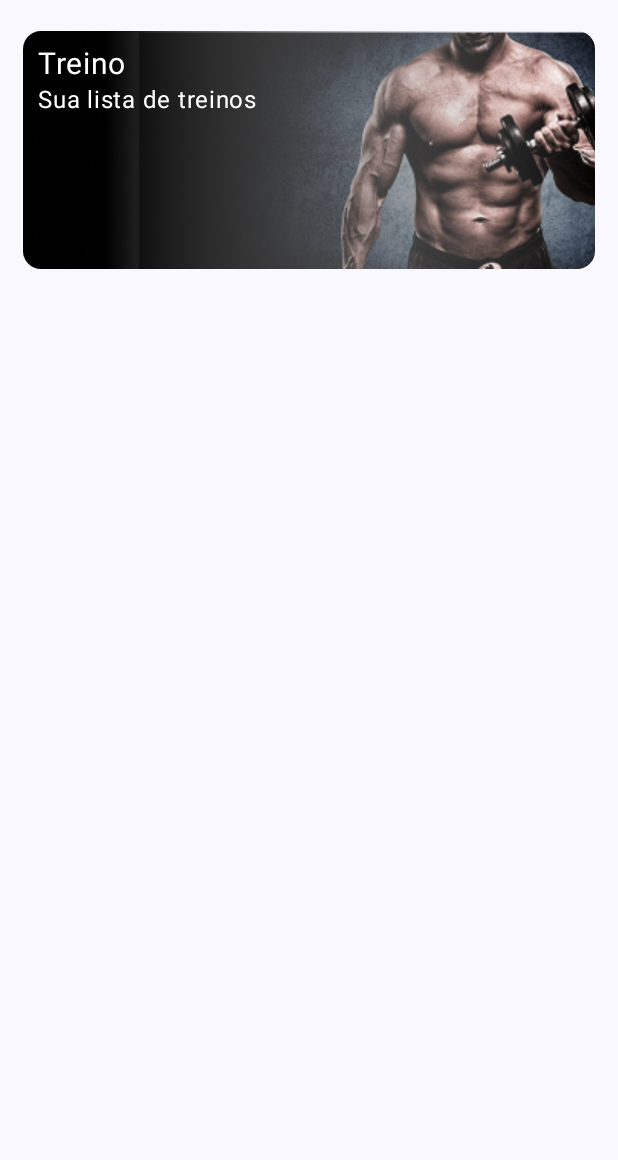
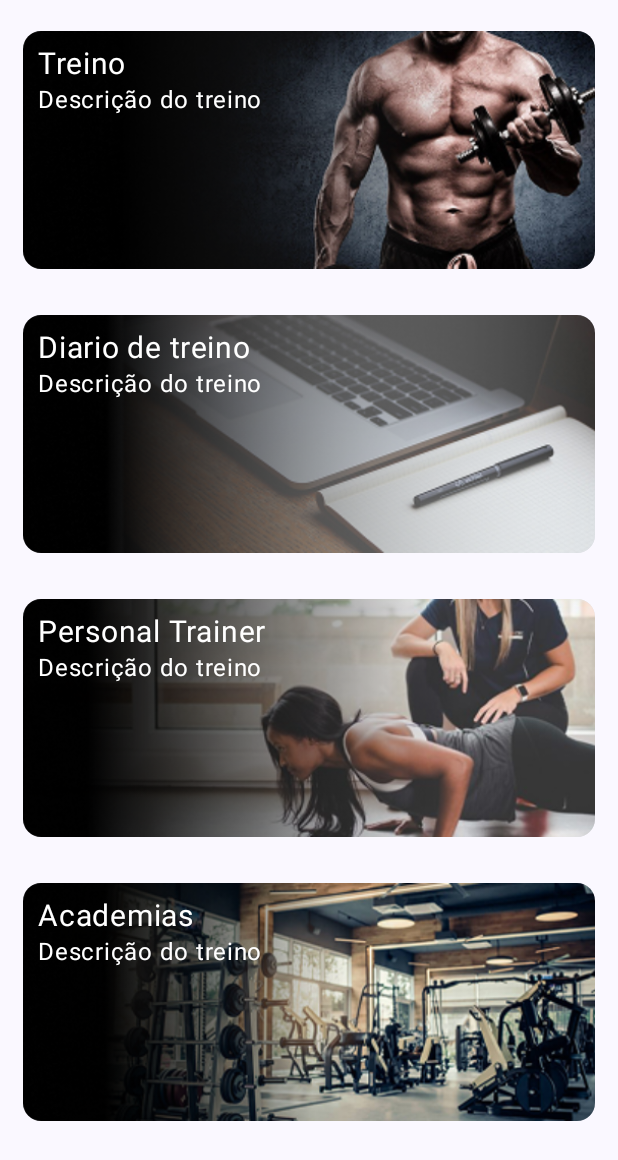
Before and after one commit to JorgeKleber/Spartan, an Android app built with Jetpack Compose: the screen it shows after launch (MainActivity), on a phone screen of 412 x 824 dp, the part 76-1236 px from its top. Run offline under Robolectric (Android 15) with nearby library versions, the phone set to English and light mode, and no system bars; our stand-ins replace Dagger/Hilt's generated code.

```diff
--- a/app/src/main/AndroidManifest.xml
+++ b/app/src/main/AndroidManifest.xml
@@ -3,6 +3,7 @@
     xmlns:tools="http://schemas.android.com/tools">
 
     <application
+        android:name=".SpartanApp"
         android:allowBackup="true"
         android:dataExtractionRules="@xml/data_extraction_rules"
         android:fullBackupContent="@xml/backup_rules"
--- /dev/null
+++ b/app/src/main/java/com/example/spartan/SpartanApp.kt
@@ -0,0 +1,8 @@
+package com.example.spartan
+
+import android.app.Application
+import dagger.hilt.android.HiltAndroidApp
+
+@HiltAndroidApp
+class SpartanApp : Application() {
+}
--- /dev/null
+++ b/app/src/main/java/com/example/spartan/ui/components/CardOption.kt
@@ -0,0 +1,73 @@
+package com.example.spartan.ui.components
+
+import androidx.compose.foundation.Image
+import androidx.compose.foundation.layout.Arrangement
+import androidx.compose.foundation.layout.Box
+import androidx.compose.foundation.layout.Column
+import androidx.compose.foundation.layout.fillMaxWidth
+import androidx.compose.foundation.layout.padding
+import androidx.compose.material3.Card
+import androidx.compose.material3.Text
+import androidx.compose.runtime.Composable
+import androidx.compose.ui.Alignment
+import androidx.compose.ui.Modifier
+import androidx.compose.ui.graphics.Color
+import androidx.compose.ui.graphics.painter.Painter
+import androidx.compose.ui.layout.ContentScale
+import androidx.compose.ui.res.painterResource
+import androidx.compose.ui.tooling.preview.Preview
+import androidx.compose.ui.unit.dp
+import androidx.compose.ui.unit.sp
+import com.example.spartan.R
+
+@Composable
+fun CardOption(
+    imageResource: Painter,
+    title: String,
+    description: String,
+    modifier: Modifier = Modifier,
+    clickEvent: () -> Unit
+) {
+    Card(
+        modifier = Modifier
+            .padding(15.dp)
+            .fillMaxWidth(),
+        onClick = clickEvent
+    ) {
+        Box {
+            Image(
+                painter = imageResource,
+                contentScale = ContentScale.Crop,
+                contentDescription = "Treino",
+                modifier = Modifier.fillMaxWidth()
+            )
+            Column(
+                verticalArrangement = Arrangement.Top,
+                horizontalAlignment = Alignment.Start
+            ) {
+                Text(
+                    title,
+                    color = Color.White,
+                    fontSize = 20.sp,
+                    modifier = modifier.padding(10.dp, 10.dp, 10.dp, 0.dp)
+                )
+                Text(
+                    description,
+                    color = Color.White,
+                    modifier = modifier.padding(10.dp, 0.dp, 10.dp, 10.dp)
+                )
+            }
+        }
+    }
+}
+
+@Preview
+@Composable
+fun CardOptionPreview() {
+    CardOption(
+        imageResource = painterResource(id = R.drawable.treino_background),
+        title = "Treino",
+        description = "Descrição do treino",
+        clickEvent = {}
+    )
+}
--- a/app/src/main/java/com/example/spartan/ui/view/MainActivity.kt
+++ b/app/src/main/java/com/example/spartan/ui/view/MainActivity.kt
@@ -14,32 +14,16 @@ import androidx.compose.ui.Modifier
 import androidx.compose.ui.tooling.preview.Preview
 import com.example.spartan.ui.theme.SpartanTheme
 import com.example.spartan.viewmodel.MainViewModel
+import dagger.hilt.android.AndroidEntryPoint
 
+@AndroidEntryPoint
 class MainActivity : ComponentActivity() {
-
-    private val viewModel : MainViewModel by viewModels()
 
     override fun onCreate(savedInstanceState: Bundle?) {
         super.onCreate(savedInstanceState)
         enableEdgeToEdge()
         setContent {
-            MainScreen(viewModel)
+            SpartanNavHost()
         }
     }
 }
-
-@Composable
-fun Greeting(name: String, modifier: Modifier = Modifier) {
-    Text(
-        text = "Hello $name!",
-        modifier = modifier
-    )
-}
-
-@Preview(showBackground = true)
-@Composable
-fun GreetingPreview() {
-    SpartanTheme {
-        Greeting("Android")
-    }
-}
--- a/app/src/main/java/com/example/spartan/ui/view/MainScreen.kt
+++ b/app/src/main/java/com/example/spartan/ui/view/MainScreen.kt
@@ -1,8 +1,6 @@
 package com.example.spartan.ui.view
 
-import androidx.compose.foundation.Image
 import androidx.compose.foundation.layout.Arrangement
-import androidx.compose.foundation.layout.Box
 import androidx.compose.foundation.layout.Column
 import androidx.compose.foundation.layout.Row
 import androidx.compose.foundation.layout.fillMaxWidth
@@ -21,25 +19,30 @@ import androidx.compose.material3.Text
 import androidx.compose.runtime.Composable
 import androidx.compose.ui.Alignment
 import androidx.compose.ui.Modifier
-import androidx.compose.ui.graphics.Color
-import androidx.compose.ui.layout.ContentScale
 import androidx.compose.ui.res.painterResource
 import androidx.compose.ui.tooling.preview.Preview
 import androidx.compose.ui.unit.dp
-import androidx.compose.ui.unit.sp
+import androidx.hilt.navigation.compose.hiltViewModel
 import com.example.spartan.R
+import com.example.spartan.ui.components.CardOption
 import com.example.spartan.ui.theme.SpartanTheme
 import com.example.spartan.viewmodel.MainViewModel
 
 @OptIn(ExperimentalMaterial3Api::class)
 @Composable
-fun MainScreen(viewModel: MainViewModel) {
+fun MainScreen(
+    onNavigateTo: () -> Unit,
+    viewModel: MainViewModel = hiltViewModel()
+) {
     SpartanTheme {
         Surface {
             Scaffold { innerPadding ->
                 Column {
                     TopMenu(modifier = Modifier.padding(innerPadding))
-                    MyOptionsList(modifier = Modifier.padding(innerPadding))
+                    MyOptionsList(
+                        modifier = Modifier.padding(innerPadding),
+                        navigation = onNavigateTo
+                    )
                 }
             }
         }
@@ -80,41 +83,40 @@ fun TopMenuPreviewer() {
     TopMenu(Modifier.fillMaxWidth())
 }
 
-@Preview()
 @Composable
-fun MyOptionsList(modifier: Modifier = Modifier) {
+fun MyOptionsList(modifier: Modifier = Modifier, navigation: () -> Unit) {
     Column(
         modifier = modifier.fillMaxWidth()
     ) {
-        Card(
-            modifier = Modifier
-                .padding(15.dp)
-                .fillMaxWidth()
-        ) {
-            Box {
-                Image(
-                    painter = painterResource(id = R.drawable.treino_background),
-                    contentScale = ContentScale.Crop,
-                    contentDescription = "Treino",
-                    modifier = Modifier.fillMaxWidth()
-                )
-                Column(
-                    verticalArrangement = Arrangement.Top,
-                    horizontalAlignment = Alignment.Start
-                ) {
-                    Text(
-                        "Treino",
-                        color = Color.White,
-                        fontSize = 20.sp,
-                        modifier = modifier.padding(10.dp, 10.dp, 10.dp, 0.dp)
-                    )
-                    Text(
-                        "Sua lista de treinos",
-                        color = Color.White,
-                        modifier = modifier.padding(10.dp, 0.dp, 10.dp, 10.dp)
-                    )
-                }
-            }
-        }
+
+        CardOption(
+            imageResource = painterResource(id = R.drawable.treino_background),
+            title = "Treino",
+            description = "Descrição do treino",
+            clickEvent = navigation
+        )
+
+        CardOption(
+            imageResource = painterResource(id = R.drawable.diario_de_treino),
+            title = "Diario de treino",
+            description = "Descrição do treino",
+            clickEvent = navigation
+
+        )
+
+        CardOption(
+            imageResource = painterResource(id = R.drawable.personal_treiner_background),
+            title = "Personal Trainer",
+            description = "Descrição do treino",
+            clickEvent = navigation
+        )
+
+        CardOption(
+            imageResource = painterResource(id = R.drawable.academias_background),
+            title = "Academias",
+            description = "Descrição do treino",
+            clickEvent = navigation
+
+        )
     }
 }
--- /dev/null
+++ b/app/src/main/java/com/example/spartan/ui/view/NavigationController.kt
@@ -0,0 +1,26 @@
+package com.example.spartan.ui.view
+
+
+import androidx.compose.runtime.Composable
+import androidx.hilt.navigation.compose.hiltViewModel
+import androidx.navigation.compose.NavHost
+import androidx.navigation.compose.composable
+import androidx.navigation.compose.rememberNavController
+import com.example.spartan.viewmodel.ListaDeTreinosViewModel
+import com.example.spartan.viewmodel.MainViewModel
+
+@Composable
+fun SpartanNavHost(){
+
+    val navController = rememberNavController()
+    NavHost(navController, startDestination = "Home") {
+        composable("Home") {
+            MainScreen(
+                onNavigateTo = { navController.navigate("ListaDeTreinos") }
+            )
+        }
+        composable("ListaDeTreinos"){
+            ListaDeTreinosScreen()
+        }
+    }
+}
--- a/app/src/main/java/com/example/spartan/viewmodel/MainViewModel.kt
+++ b/app/src/main/java/com/example/spartan/viewmodel/MainViewModel.kt
@@ -5,11 +5,14 @@ import androidx.lifecycle.viewModelScope
 import com.example.spartan.model.Exercicio
 import com.example.spartan.model.Treino
 import com.example.spartan.repository.local.RepositoryImpl
+import dagger.hilt.android.lifecycle.HiltViewModel
 import kotlinx.coroutines.flow.MutableStateFlow
 import kotlinx.coroutines.flow.StateFlow
 import kotlinx.coroutines.launch
+import javax.inject.Inject
 
-class MainViewModel : ViewModel() {
+@HiltViewModel
+class MainViewModel @Inject constructor() : ViewModel() {
 
     private val repository = RepositoryImpl()// forma errada de fazer isso.
 
--- a/app/src/main/res/values/strings.xml
+++ b/app/src/main/res/values/strings.xml
@@ -1,3 +1,4 @@
 <resources>
     <string name="app_name">Spartan</string>
+    <string name="title_activity_lista_de_treinos">ListaDeTreinosActivity</string>
 </resources>
--- a/build.gradle.kts
+++ b/build.gradle.kts
@@ -3,4 +3,7 @@ plugins {
     alias(libs.plugins.android.application) apply false
     alias(libs.plugins.kotlin.android) apply false
     alias(libs.plugins.kotlin.compose) apply false
+
+    id("com.google.dagger.hilt.android") version "2.56.2" apply false
+    id("com.google.devtools.ksp") version "2.1.21-2.0.1" apply false
 }
--- a/gradle/libs.versions.toml
+++ b/gradle/libs.versions.toml
@@ -8,9 +8,12 @@ espressoCore = "3.6.1"
 lifecycleRuntimeKtx = "2.9.1"
 activityCompose = "1.10.1"
 composeBom = "2024.09.00"
+navigationCompose = "2.9.0"
+
 
 [libraries]
 androidx-core-ktx = { group = "androidx.core", name = "core-ktx", version.ref = "coreKtx" }
+androidx-navigation-compose = { module = "androidx.navigation:navigation-compose", version.ref = "navigationCompose" }
 junit = { group = "junit", name = "junit", version.ref = "junit" }
 androidx-junit = { group = "androidx.test.ext", name = "junit", version.ref = "junitVersion" }
 androidx-espresso-core = { group = "androidx.test.espresso", name = "espresso-core", version.ref = "espressoCore" }
@@ -25,6 +28,7 @@ androidx-ui-test-manifest = { group = "androidx.compose.ui", name = "ui-test-man
 androidx-ui-test-junit4 = { group = "androidx.compose.ui", name = "ui-test-junit4" }
 androidx-material3 = { group = "androidx.compose.material3", name = "material3" }
 
+
 [plugins]
 android-application = { id = "com.android.application", version.ref = "agp" }
 kotlin-android = { id = "org.jetbrains.kotlin.android", version.ref = "kotlin" }
```
Also changed, not shown: app/build.gradle.kts (+14 -3 lines), app/src/main/java/com/example/spartan/ui/view/ListaDeTreinosScreen.kt (added, +36 -0 lines), app/src/main/java/com/example/spartan/viewmodel/ListaDeTreinosViewModel.kt (added, +10 -0 lines), app/src/main/res/drawable/treino_background.png.
